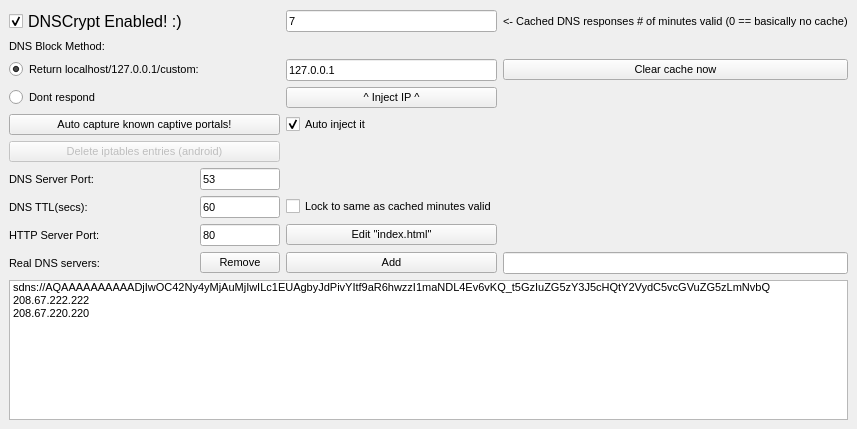
First picture: the form in Source/YourFriendlyDNS/settingswindow.ui, repository softwareengineer1/YourFriendlyDNS, before the edit.
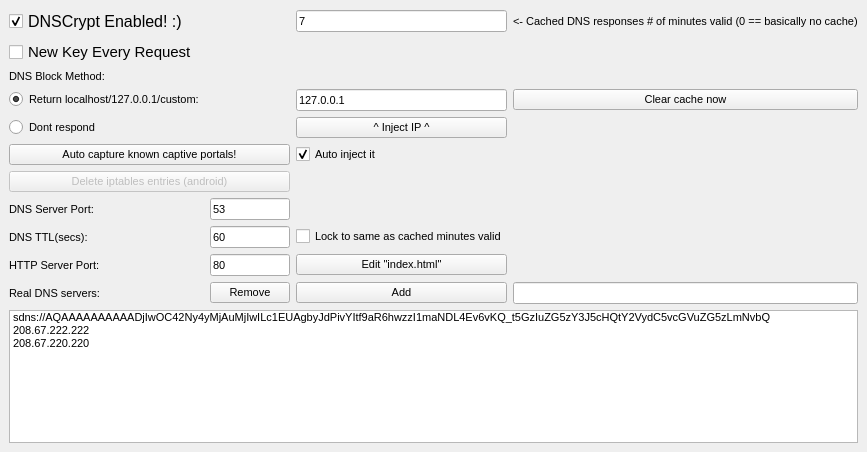
Second picture: the form after the edit.

The edit to the form file:
```diff
--- a/Source/YourFriendlyDNS/settingswindow.ui
+++ b/Source/YourFriendlyDNS/settingswindow.ui
@@ -7,7 +7,7 @@
     <x>0</x>
     <y>0</y>
     <width>847</width>
-    <height>429</height>
+    <height>452</height>
    </rect>
   </property>
   <property name="windowTitle">
@@ -15,7 +15,7 @@
   </property>
   <widget class="QWidget" name="centralwidget">
    <layout class="QGridLayout" name="gridLayout">
-    <item row="19" column="3">
+    <item row="20" column="3">
      <widget class="QPushButton" name="addButton">
       <property name="font">
        <font>
@@ -27,7 +27,7 @@
       </property>
      </widget>
     </item>
-    <item row="10" column="3">
+    <item row="11" column="3">
      <widget class="QPushButton" name="ipinjectButton">
       <property name="font">
        <font>
@@ -39,7 +39,7 @@
       </property>
      </widget>
     </item>
-    <item row="19" column="2">
+    <item row="20" column="2">
      <widget class="QPushButton" name="removeButton">
       <property name="font">
        <font>
@@ -51,7 +51,7 @@
       </property>
      </widget>
     </item>
-    <item row="18" column="3">
+    <item row="19" column="3">
      <widget class="QPushButton" name="editindexButton">
       <property name="font">
        <font>
@@ -63,7 +63,7 @@
       </property>
      </widget>
     </item>
-    <item row="19" column="4">
+    <item row="20" column="4">
      <widget class="QLineEdit" name="edit_dnsserver">
       <property name="font">
        <font>
@@ -84,7 +84,7 @@
       </property>
      </widget>
     </item>
-    <item row="9" column="3">
+    <item row="10" column="3">
      <widget class="QLineEdit" name="respondingIP">
       <property name="font">
        <font>
@@ -108,7 +108,7 @@
       </property>
      </widget>
     </item>
-    <item row="16" column="0">
+    <item row="17" column="0">
      <widget class="QLabel" name="label_4">
       <property name="font">
        <font>
@@ -120,7 +120,7 @@
       </property>
      </widget>
     </item>
-    <item row="9" column="0" colspan="3">
+    <item row="10" column="0" colspan="3">
      <widget class="QRadioButton" name="option_localhost">
       <property name="font">
        <font>
@@ -135,7 +135,7 @@
       </property>
      </widget>
     </item>
-    <item row="18" column="2">
+    <item row="19" column="2">
      <widget class="QLineEdit" name="httpServerPort">
       <property name="font">
        <font>
@@ -147,7 +147,7 @@
       </property>
      </widget>
     </item>
-    <item row="17" column="2">
+    <item row="18" column="2">
      <widget class="QLineEdit" name="dnsTTL">
       <property name="font">
        <font>
@@ -159,7 +159,7 @@
       </property>
      </widget>
     </item>
-    <item row="20" column="0" colspan="5">
+    <item row="21" column="0" colspan="5">
      <widget class="QListWidget" name="realdnsservers">
       <property name="font">
        <font>
@@ -183,7 +183,7 @@
       </item>
      </widget>
     </item>
-    <item row="13" column="0" colspan="3">
+    <item row="14" column="0" colspan="3">
      <widget class="QPushButton" name="captureCaptive">
       <property name="font">
        <font>
@@ -195,7 +195,7 @@
       </property>
      </widget>
     </item>
-    <item row="17" column="0">
+    <item row="18" column="0">
      <widget class="QLabel" name="label_6">
       <property name="font">
        <font>
@@ -207,7 +207,7 @@
       </property>
      </widget>
     </item>
-    <item row="14" column="0" colspan="3">
+    <item row="15" column="0" colspan="3">
      <widget class="QPushButton" name="iptablesUndo">
       <property name="enabled">
        <bool>false</bool>
@@ -231,7 +231,7 @@
       </property>
      </widget>
     </item>
-    <item row="16" column="2">
+    <item row="17" column="2">
      <widget class="QLineEdit" name="dnsServerPort">
       <property name="font">
        <font>
@@ -243,7 +243,7 @@
       </property>
      </widget>
     </item>
-    <item row="19" column="0">
+    <item row="20" column="0">
      <widget class="QLabel" name="label_2">
       <property name="font">
        <font>
@@ -255,7 +255,7 @@
       </property>
      </widget>
     </item>
-    <item row="17" column="3">
+    <item row="18" column="3">
      <widget class="QCheckBox" name="sameAsCachedBox">
       <property name="font">
        <font>
@@ -267,7 +267,7 @@
       </property>
      </widget>
     </item>
-    <item row="10" column="0" colspan="3">
+    <item row="11" column="0" colspan="3">
      <widget class="QRadioButton" name="option_noresponse">
       <property name="font">
        <font>
@@ -279,7 +279,7 @@
       </property>
      </widget>
     </item>
-    <item row="18" column="0">
+    <item row="19" column="0">
      <widget class="QLabel" name="label_5">
       <property name="font">
        <font>
@@ -291,7 +291,7 @@
       </property>
      </widget>
     </item>
-    <item row="9" column="4">
+    <item row="10" column="4">
      <widget class="QPushButton" name="clearCacheButton">
       <property name="font">
        <font>
@@ -303,7 +303,7 @@
       </property>
      </widget>
     </item>
-    <item row="13" column="3">
+    <item row="14" column="3">
      <widget class="QCheckBox" name="autoinjectBox">
       <property name="font">
        <font>
@@ -318,7 +318,7 @@
       </property>
      </widget>
     </item>
-    <item row="4" column="0">
+    <item row="5" column="0">
      <widget class="QLabel" name="label">
       <property name="font">
        <font>
@@ -345,6 +345,18 @@
       </property>
      </widget>
     </item>
+    <item row="4" column="0">
+     <widget class="QCheckBox" name="newKeyPerRequest">
+      <property name="font">
+       <font>
+        <pointsize>11</pointsize>
+       </font>
+      </property>
+      <property name="text">
+       <string>New Key Every Request</string>
+      </property>
+     </widget>
+    </item>
    </layout>
   </widget>
  </widget>
```
